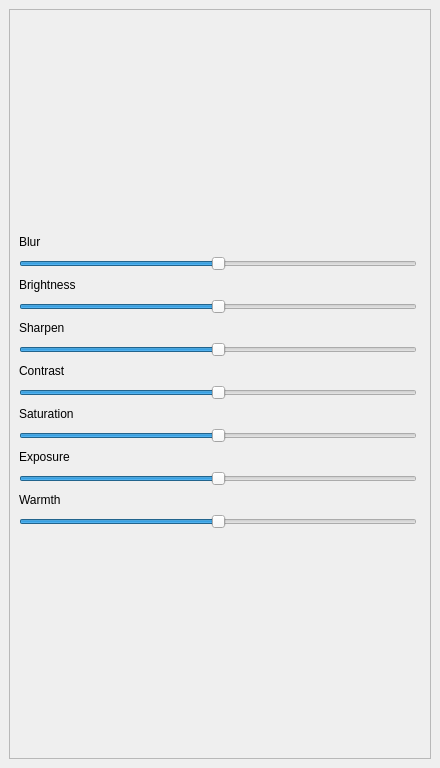
Qt form ui_files/adjust-widget.ui (abeshahsan/Photo-Wizard) before a commit.
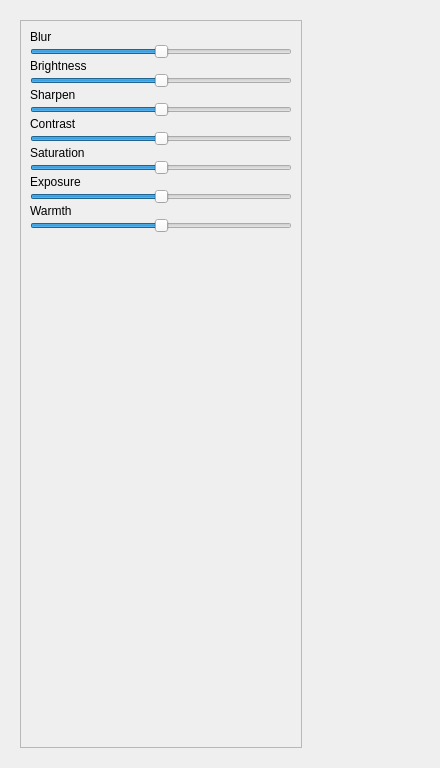
The same form after that commit.

```diff
--- a/ui_files/adjust-widget.ui
+++ b/ui_files/adjust-widget.ui
@@ -26,31 +26,28 @@
    <bool>false</bool>
   </property>
   <layout class="QVBoxLayout" name="verticalLayout">
-   <property name="spacing">
-    <number>12</number>
-   </property>
-   <property name="leftMargin">
-    <number>0</number>
-   </property>
-   <property name="topMargin">
-    <number>0</number>
-   </property>
-   <property name="rightMargin">
-    <number>0</number>
-   </property>
-   <property name="bottomMargin">
-    <number>0</number>
-   </property>
    <item>
     <widget class="QWidget" name="main_widget" native="true">
+     <property name="maximumSize">
+      <size>
+       <width>300</width>
+       <height>16777215</height>
+      </size>
+     </property>
      <layout class="QVBoxLayout" name="verticalLayout_2">
       <item>
        <widget class="QScrollArea" name="scrollArea">
+        <property name="maximumSize">
+         <size>
+          <width>300</width>
+          <height>16777215</height>
+         </size>
+        </property>
         <property name="verticalScrollBarPolicy">
          <enum>Qt::ScrollBarAsNeeded</enum>
         </property>
         <property name="widgetResizable">
-         <bool>false</bool>
+         <bool>true</bool>
         </property>
         <property name="alignment">
          <set>Qt::AlignLeading|Qt::AlignLeft|Qt::AlignTop</set>
@@ -60,27 +57,20 @@
           <rect>
            <x>0</x>
            <y>0</y>
-           <width>416</width>
-           <height>744</height>
+           <width>280</width>
+           <height>730</height>
           </rect>
          </property>
+         <property name="maximumSize">
+          <size>
+           <width>300</width>
+           <height>16777215</height>
+          </size>
+         </property>
          <layout class="QVBoxLayout" name="verticalLayout_3">
           <property name="spacing">
-           <number>7</number>
+           <number>0</number>
           </property>
-          <item>
-           <spacer name="verticalSpacer_2">
-            <property name="orientation">
-             <enum>Qt::Vertical</enum>
-            </property>
-            <property name="sizeHint" stdset="0">
-             <size>
-              <width>20</width>
-              <height>40</height>
-             </size>
-            </property>
-           </spacer>
-          </item>
           <item>
            <widget class="QLabel" name="blur_label">
             <property name="text">
@@ -96,9 +86,6 @@
             <property name="maximum">
              <number>2000</number>
             </property>
-            <property name="pageStep">
-             <number>10</number>
-            </property>
             <property name="orientation">
              <enum>Qt::Horizontal</enum>
             </property>
@@ -119,9 +106,6 @@
             <property name="maximum">
              <number>2000</number>
             </property>
-            <property name="pageStep">
-             <number>10</number>
-            </property>
             <property name="orientation">
              <enum>Qt::Horizontal</enum>
             </property>
@@ -142,9 +126,6 @@
             <property name="maximum">
              <number>2000</number>
             </property>
-            <property name="pageStep">
-             <number>10</number>
-            </property>
             <property name="orientation">
              <enum>Qt::Horizontal</enum>
             </property>
@@ -165,9 +146,6 @@
             <property name="maximum">
              <number>2000</number>
             </property>
-            <property name="pageStep">
-             <number>10</number>
-            </property>
             <property name="value">
              <number>0</number>
             </property>
@@ -191,9 +169,6 @@
             <property name="maximum">
              <number>2000</number>
             </property>
-            <property name="pageStep">
-             <number>10</number>
-            </property>
             <property name="value">
              <number>0</number>
             </property>
@@ -223,9 +198,6 @@
             <property name="singleStep">
              <number>1</number>
             </property>
-            <property name="pageStep">
-             <number>10</number>
-            </property>
             <property name="value">
              <number>0</number>
             </property>
@@ -256,7 +228,7 @@
              <number>1</number>
             </property>
             <property name="pageStep">
-             <number>10</number>
+             <number>0</number>
             </property>
             <property name="value">
              <number>0</number>
@@ -267,17 +239,23 @@
            </widget>
           </item>
           <item>
-           <spacer name="verticalSpacer">
-            <property name="orientation">
-             <enum>Qt::Vertical</enum>
+           <widget class="QListWidget" name="listWidget">
+            <property name="enabled">
+             <bool>false</bool>
             </property>
-            <property name="sizeHint" stdset="0">
-             <size>
-              <width>20</width>
-              <height>40</height>
-             </size>
+            <property name="autoFillBackground">
+             <bool>false</bool>
             </property>
-           </spacer>
+            <property name="frameShape">
+             <enum>QFrame::NoFrame</enum>
+            </property>
+            <property name="frameShadow">
+             <enum>QFrame::Plain</enum>
+            </property>
+            <property name="lineWidth">
+             <number>0</number>
+            </property>
+           </widget>
           </item>
          </layout>
         </widget>
```
Left out of the diff: 3 changed lines with no effect on the pictures.
